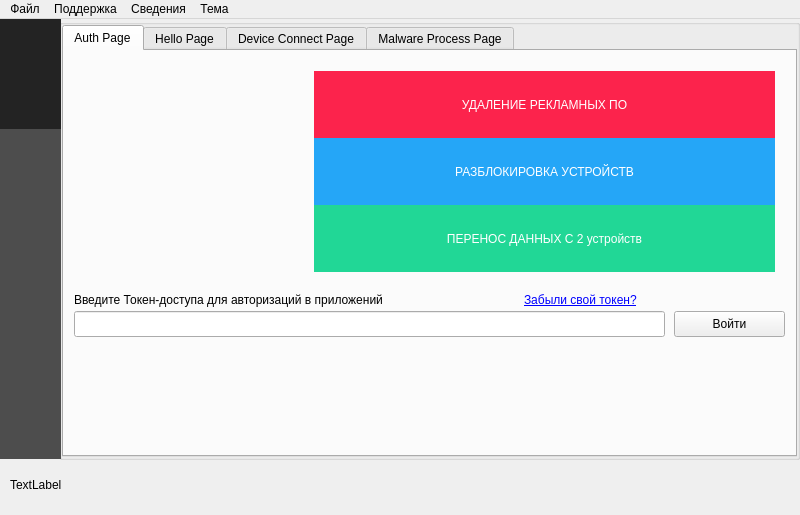
The window that ui/mainwindow.ui (badcast/adskiller) describes before a commit, drawn with Qt 5.
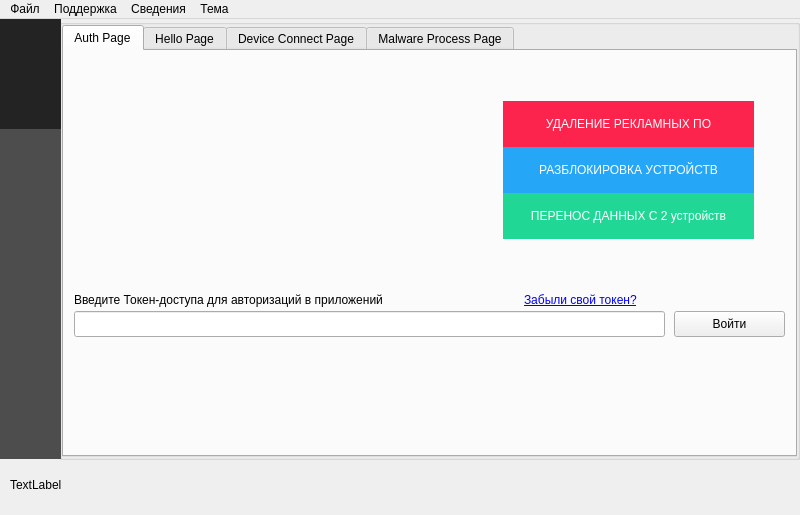
The same window after the commit. The open tabs and pages were chosen to show the change. Icons and pictures are not drawn.

```diff
--- a/ui/mainwindow.ui
+++ b/ui/mainwindow.ui
@@ -178,10 +178,10 @@
         <widget class="QFrame" name="frame_2">
          <property name="geometry">
           <rect>
-           <x>250</x>
-           <y>20</y>
-           <width>461</width>
-           <height>201</height>
+           <x>439</x>
+           <y>50</y>
+           <width>251</width>
+           <height>138</height>
           </rect>
          </property>
          <property name="frameShape">
@@ -228,7 +228,7 @@
             </property>
            </widget>
           </item>
-          <item row="2" column="0">
+          <item row="4" column="0">
            <widget class="QLabel" name="label_8">
             <property name="styleSheet">
              <string notr="true">background-color: #21d796;
@@ -247,7 +247,7 @@
             </property>
            </widget>
           </item>
-          <item row="1" column="0">
+          <item row="3" column="0">
            <widget class="QLabel" name="label_7">
             <property name="styleSheet">
              <string notr="true">background-color: #25a6f7;
```
Left out of the diff: 2 changed lines with no effect on the pictures.
